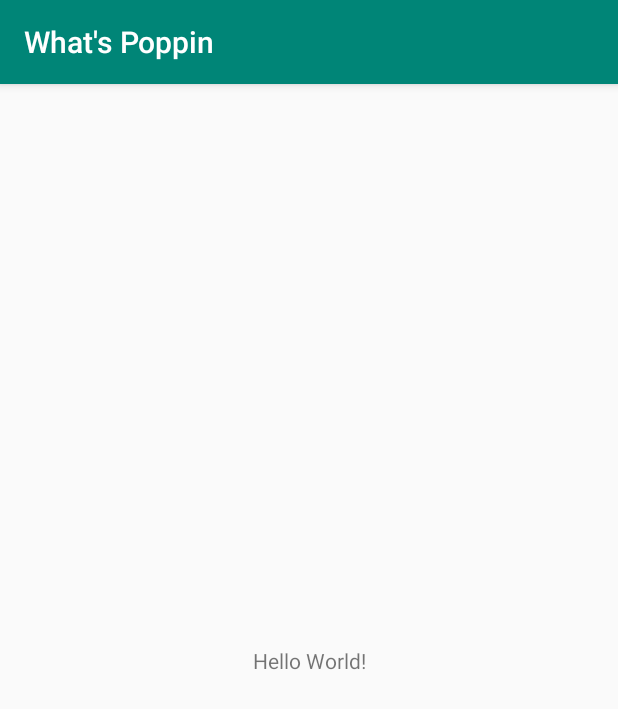
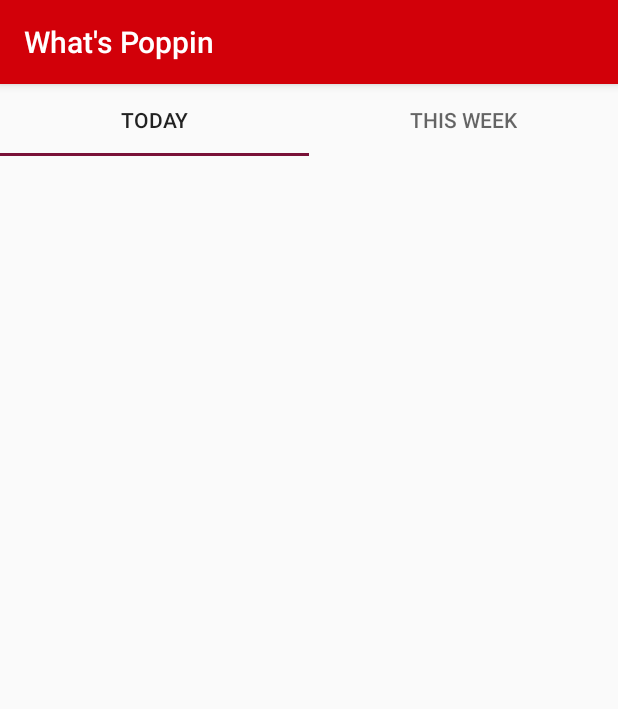
Before and after one commit to cfm155/What-s-Poppin, an Android app: the screen it shows after launch (MainActivity), on a phone screen of 412 x 824 dp. Shown: the top 709 px of the screen. Run offline under Robolectric (Android 15) with nearby library versions, the phone set to English and light mode, and no system bars.

Commit message:
Empty, unassigned tabs

```diff
--- a/app/build.gradle
+++ b/app/build.gradle
@@ -1,4 +1,5 @@
 apply plugin: 'com.android.application'
+apply plugin: 'realm-android'
 
 android {
     compileSdkVersion 28
@@ -22,7 +23,10 @@ dependencies {
     implementation fileTree(dir: 'libs', include: ['*.jar'])
     implementation 'com.android.support:appcompat-v7:28.0.0'
     implementation 'com.android.support.constraint:constraint-layout:1.1.3'
+    implementation 'com.android.support:support-v4:28.0.0'
     testImplementation 'junit:junit:4.12'
     androidTestImplementation 'com.android.support.test:runner:1.0.2'
     androidTestImplementation 'com.android.support.test.espresso:espresso-core:3.0.2'
+    implementation 'com.android.support:recyclerview-v7:28.0.0'
+    implementation 'com.android.support:design:28.0.0'
 }
--- a/app/src/main/res/layout/activity_main.xml
+++ b/app/src/main/res/layout/activity_main.xml
@@ -4,15 +4,29 @@
     xmlns:tools="http://schemas.android.com/tools"
     android:layout_width="match_parent"
     android:layout_height="match_parent"
+    tools:background="@color/colorAccent"
     tools:context=".MainActivity">
 
-    <TextView
-        android:layout_width="wrap_content"
+    <android.support.design.widget.TabLayout
+        android:layout_width="match_parent"
         android:layout_height="wrap_content"
-        android:text="Hello World!"
         app:layout_constraintBottom_toBottomOf="parent"
-        app:layout_constraintLeft_toLeftOf="parent"
-        app:layout_constraintRight_toRightOf="parent"
-        app:layout_constraintTop_toTopOf="parent" />
+        app:layout_constraintEnd_toEndOf="parent"
+        app:layout_constraintHorizontal_bias="0.0"
+        app:layout_constraintStart_toStartOf="parent"
+        app:layout_constraintTop_toTopOf="parent"
+        app:layout_constraintVertical_bias="0.0">
 
+        <android.support.design.widget.TabItem
+            android:layout_width="wrap_content"
+            android:layout_height="wrap_content"
+            android:text="Today" />
+
+        <android.support.design.widget.TabItem
+            android:id="@+id/tabItem"
+            android:layout_width="wrap_content"
+            android:layout_height="wrap_content"
+            android:text="This Week" />
+
+    </android.support.design.widget.TabLayout>
 </android.support.constraint.ConstraintLayout>
--- a/app/src/main/res/values/colors.xml
+++ b/app/src/main/res/values/colors.xml
@@ -1,6 +1,6 @@
 <?xml version="1.0" encoding="utf-8"?>
 <resources>
-    <color name="colorPrimary">#008577</color>
-    <color name="colorPrimaryDark">#00574B</color>
-    <color name="colorAccent">#D81B60</color>
+    <color name="colorPrimary">#d20009</color>
+    <color name="colorPrimaryDark">#570700</color>
+    <color name="colorAccent">#791137</color>
 </resources>
--- a/app/src/main/res/values/strings.xml
+++ b/app/src/main/res/values/strings.xml
@@ -1,3 +1,6 @@
 <resources>
     <string name="app_name">What\'s Poppin</string>
+
+    <!-- TODO: Remove or change this placeholder text -->
+    <string name="hello_blank_fragment">Hello blank fragment</string>
 </resources>
--- a/build.gradle
+++ b/build.gradle
@@ -8,6 +8,7 @@ buildscript {
     }
     dependencies {
         classpath 'com.android.tools.build:gradle:3.2.0'
+        classpath "io.realm:realm-gradle-plugin:3.5.0"
 
 
         // NOTE: Do not place your application dependencies here; they belong
```
Also changed, not shown: app/src/main/java/com/example/cartermccall/whatspoppin/CalendarList.java (added, +31 -0 lines), app/src/main/java/com/example/cartermccall/whatspoppin/Event.java (added, +19 -0 lines), app/src/main/java/com/example/cartermccall/whatspoppin/EventList.java (added, +31 -0 lines), app/src/main/res/layout/fragment_calendar_list.xml (added, +14 -0 lines), app/src/main/res/layout/fragment_event_list.xml (added, +14 -0 lines).
